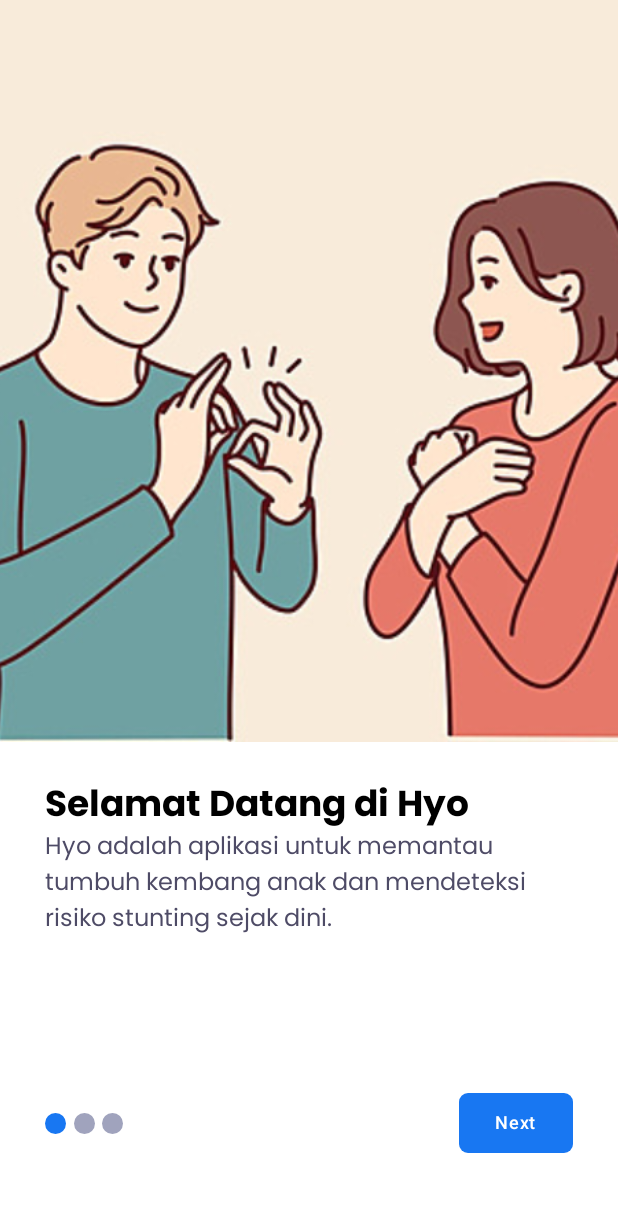
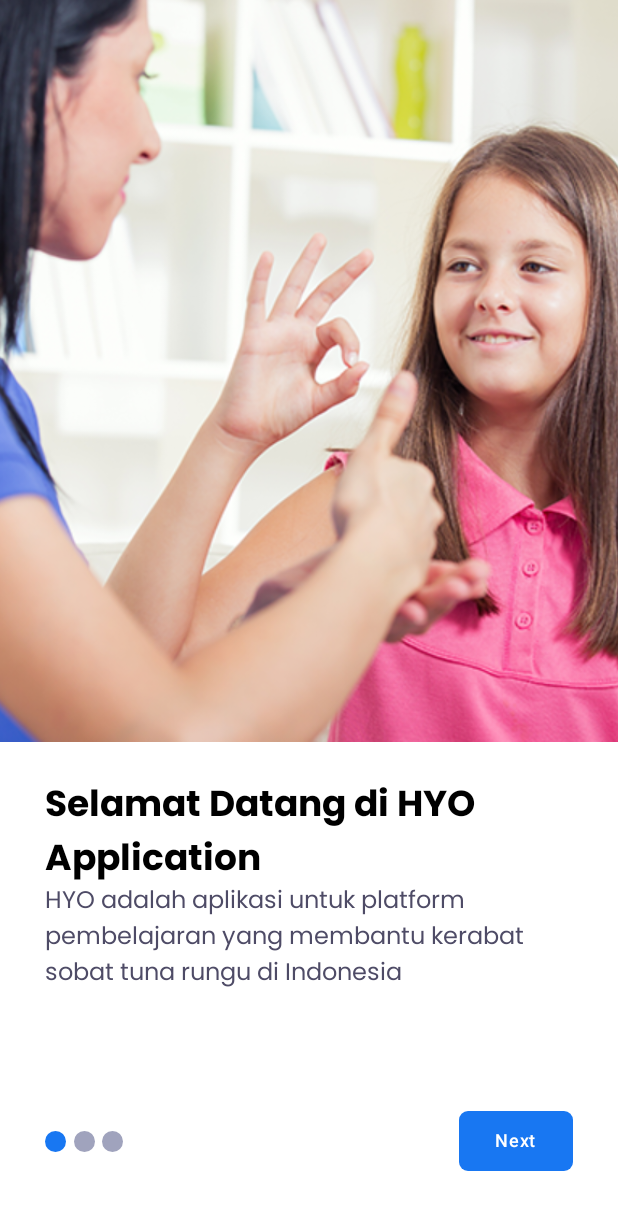
Before and after one commit to Haalloobim/FP-PPB-HYO-APP, an Android app built with Jetpack Compose: the screen it shows after launch (MainActivity), on a phone screen of 412 x 824 dp. Shown: the top 1210 px of the screen. Run offline under Robolectric (Android 15) with nearby library versions, the phone set to English and light mode, and no system bars; our stand-ins replace Dagger/Hilt's generated code, accompanist.

Commit message:
fix: page onboarding

```diff
--- a/app/src/main/java/com/app/hyo/presentation/onboarding/Page.kt
+++ b/app/src/main/java/com/app/hyo/presentation/onboarding/Page.kt
@@ -10,18 +10,18 @@ data class Page(
 
 val pages = listOf(
     Page(
-        title = "Selamat Datang di Hyo",
-        description = "Hyo adalah aplikasi untuk memantau tumbuh kembang anak dan mendeteksi risiko stunting sejak dini.",
-        image = com.app.hyo.R.drawable.on1
-    ),
-    Page(
-        title = "Pantau Perkembangan Anak",
-        description = "Catat tinggi badan, berat badan, dan perkembangan anak secara rutin untuk mengetahui status gizinya.",
+        title = "Selamat Datang di HYO Application",
+        description = "HYO adalah aplikasi untuk platform pembelajaran yang membantu kerabat sobat tuna rungu di Indonesia",
         image = com.app.hyo.R.drawable.on2
     ),
     Page(
+        title = "Deteksi Bahasa Isyarat Indonesia",
+        description = "Fitur deteksi bahasa isyarat Indonesia yang membantu kerabat sobat tuna rungu berkomunikasi dengan lebih mudah.",
+        image = com.app.hyo.R.drawable.on3
+    ),
+    Page(
         title = "Dapatkan Edukasi dan Tips",
-        description = "Akses informasi dan saran dari ahli gizi untuk mendukung pertumbuhan anak yang optimal.",
-        image = com.app.hyo.R.drawable.on3
+        description = "Akses informasi dan tips untuk meningkatkan pemahaman tentang dunia tuna rungu.",
+        image = com.app.hyo.R.drawable.on4
     )
 )
```
